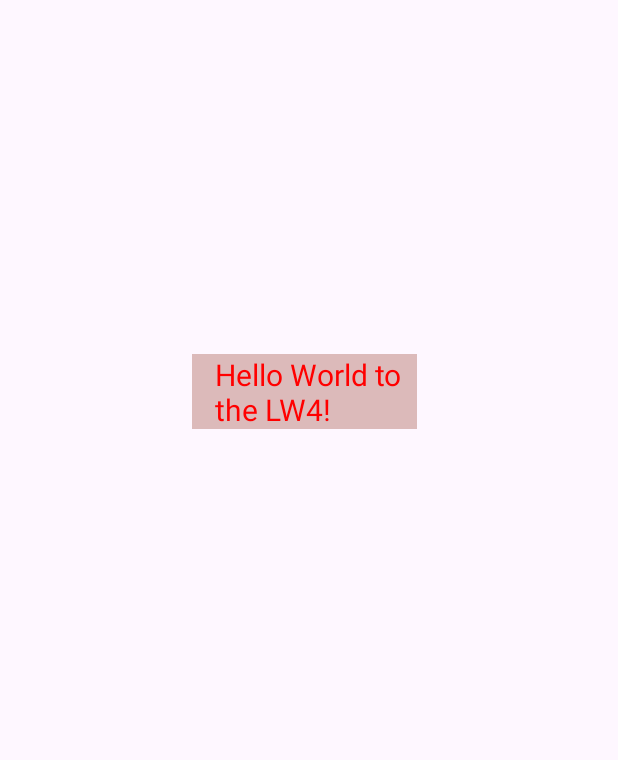
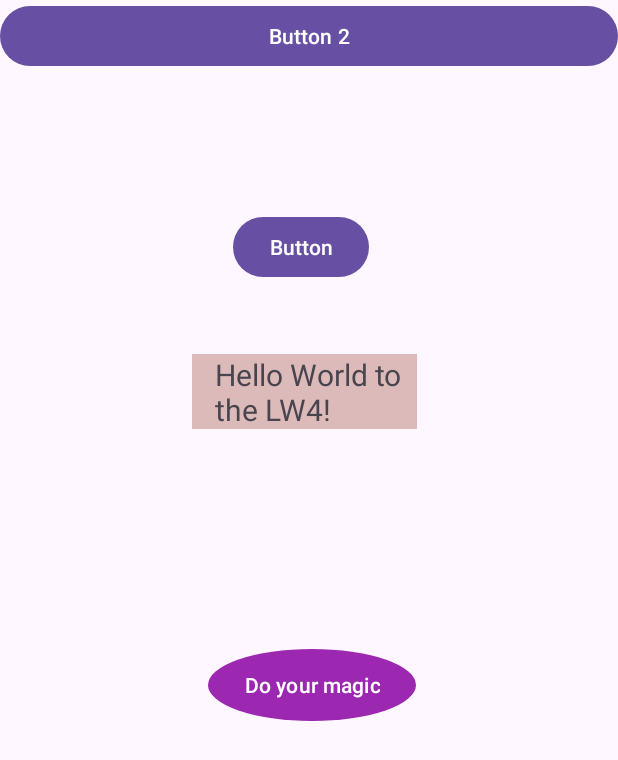
Before and after one commit to babachanakh-kateryna/Android-App-Development-with-Kotlin-Beginner-to-Advanced-Lab04, an Android app: the screen it shows after launch (MainActivity), on a phone screen of 412 x 824 dp. Shown: the top 760 px of the screen. Run offline under Robolectric (Android 15) with nearby library versions, the phone set to English and light mode, and no system bars.

Commit message:
58. Buttons in Android

```diff
--- a/Layouts/app/src/main/java/com/example/layouts/MainActivity.kt
+++ b/Layouts/app/src/main/java/com/example/layouts/MainActivity.kt
@@ -2,15 +2,20 @@ package com.example.layouts
 
 import android.graphics.Color
 import android.os.Bundle
+import android.widget.Button
 import android.widget.TextView
 import androidx.activity.enableEdgeToEdge
 import androidx.appcompat.app.AppCompatActivity
 import androidx.core.view.ViewCompat
 import androidx.core.view.WindowInsetsCompat
+import androidx.core.view.isVisible
 
 class MainActivity : AppCompatActivity() {
 
     lateinit var myText : TextView
+    lateinit var doMagic: Button
+    lateinit var myButton: Button
+
     override fun onCreate(savedInstanceState: Bundle?) {
         super.onCreate(savedInstanceState)
         enableEdgeToEdge()
@@ -20,11 +25,28 @@ class MainActivity : AppCompatActivity() {
             v.setPadding(systemBars.left, systemBars.top, systemBars.right, systemBars.bottom)
             insets
         }
+//        myText = findViewById(R.id.textEx)
+//        myText.setTextColor(Color.RED)
+//
+//        myText.setOnClickListener {
+//            myText.setTextColor(Color.BLUE)
+//        }
+
+        doMagic = findViewById(R.id.doMagic)
+        myButton = findViewById(R.id.myButton)
         myText = findViewById(R.id.textEx)
-        myText.setTextColor(Color.RED)
 
-        myText.setOnClickListener {
-            myText.setTextColor(Color.BLUE)
+        doMagic.setOnClickListener {
+            doMagic.setBackgroundColor(Color.RED)
+            myText.setText("Magic")
+
+            myText.isVisible = false
+            doMagic.isVisible = false
+        }
+
+        myButton.setOnClickListener {
+            myText.isVisible = true
+            doMagic.isVisible = true
         }
     }
 }
--- /dev/null
+++ b/Layouts/app/src/main/res/drawable/button_shape.xml
@@ -0,0 +1,7 @@
+<?xml version="1.0" encoding="utf-8"?>
+<shape xmlns:android="http://schemas.android.com/apk/res/android"
+    android:shape="oval">
+
+    <solid android:color="#9C27B0" />
+
+</shape>
--- a/Layouts/app/src/main/res/layout/activity_main.xml
+++ b/Layouts/app/src/main/res/layout/activity_main.xml
@@ -20,4 +20,40 @@
         android:textSize="20dp"
         app:layout_constraintStart_toStartOf="parent"
         app:layout_constraintTop_toTopOf="parent" />
+
+    <Button
+        android:id="@+id/doMagic"
+        android:layout_width="wrap_content"
+        android:layout_height="wrap_content"
+        android:layout_marginStart="161dp"
+        android:layout_marginTop="36dp"
+        android:layout_marginEnd="158dp"
+        android:layout_marginBottom="233dp"
+        android:text="Do your magic"
+        android:background="@drawable/button_shape"
+        app:backgroundTint="@null"
+        app:layout_constraintBottom_toBottomOf="parent"
+        app:layout_constraintEnd_toEndOf="parent"
+        app:layout_constraintStart_toStartOf="parent"
+        app:layout_constraintTop_toBottomOf="@+id/textEx" />
+
+    <Button
+        android:id="@+id/myButton"
+        android:layout_width="0dp"
+        android:layout_height="wrap_content"
+        android:text="Button 2"
+        app:layout_constraintEnd_toEndOf="parent"
+        app:layout_constraintStart_toStartOf="parent"
+        app:layout_constraintTop_toTopOf="parent" />
+
+    <Button
+        android:id="@+id/button8"
+        android:layout_width="wrap_content"
+        android:layout_height="wrap_content"
+        android:layout_marginStart="27dp"
+        android:layout_marginBottom="47dp"
+        android:text="Button"
+        app:layout_constraintBottom_toTopOf="@+id/textEx"
+        app:layout_constraintStart_toStartOf="@+id/textEx" />
+
 </androidx.constraintlayout.widget.ConstraintLayout>
```
Also changed, not shown: 2 other files.
